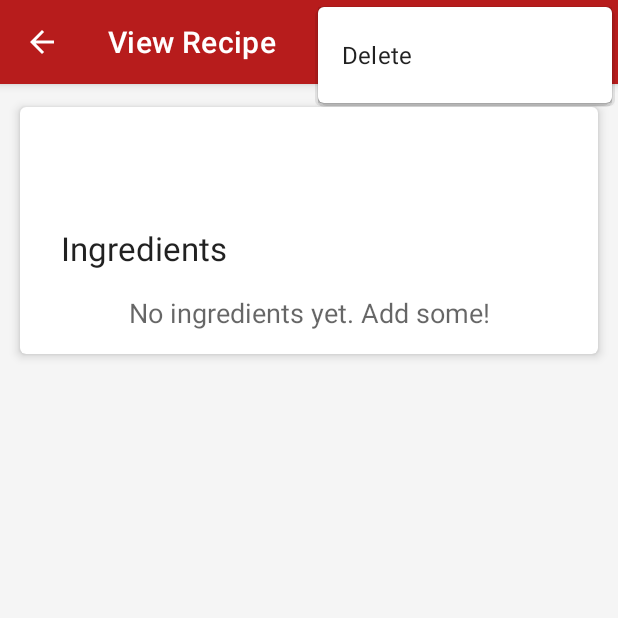
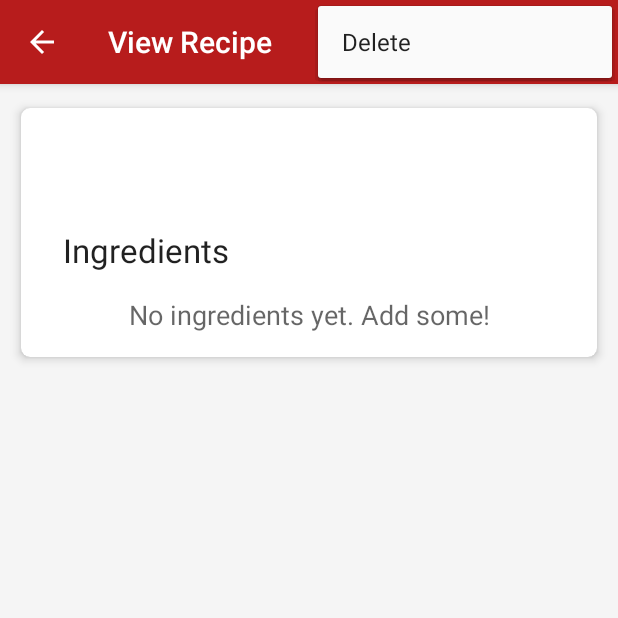
Before and after one commit to f-ale/Baker-s-Recipes, an Android app: the ViewRecipeActivity screen opened directly, with no data from a screen before it, with the options menu open, on a phone screen of 412 x 824 dp, the top half of it. Run offline under Robolectric (Android 15) with nearby library versions, the phone set to English and light mode, and no system bars; our stand-ins replace Room's generated code.

Commit message:
Reverts to AndroidX theme to fix blank view\theme bug

```diff
--- a/app/src/main/res/layout/activity_edit_recipe.xml
+++ b/app/src/main/res/layout/activity_edit_recipe.xml
@@ -12,17 +12,17 @@
         android:layout_height="match_parent"
         android:orientation="vertical">
 
-        <com.google.android.material.card.MaterialCardView
 
+        <androidx.cardview.widget.CardView
             android:layout_width="match_parent"
             android:layout_height="wrap_content"
             android:id="@+id/cv_edit_recipe"
-            style="@style/Widget.MaterialComponents.CardView"
             android:layout_marginStart="8dp"
             android:layout_marginTop="@dimen/mtrl_card_spacing"
             android:layout_marginEnd="8dp"
             card_view:contentPaddingBottom="16dp"
             card_view:cardUseCompatPadding="true"
+            card_view:cardCornerRadius="6dp"
             app:cardElevation="4dp">
 
             <androidx.constraintlayout.widget.ConstraintLayout
@@ -112,7 +112,7 @@
                     app:srcCompat="@drawable/ic_action_pick_image" />
 
             </androidx.constraintlayout.widget.ConstraintLayout>
-        </com.google.android.material.card.MaterialCardView>
+        </androidx.cardview.widget.CardView>
 
 
     </ScrollView>
--- a/app/src/main/res/layout/activity_view_recipe.xml
+++ b/app/src/main/res/layout/activity_view_recipe.xml
@@ -15,15 +15,16 @@
         android:paddingBottom="32dp"
         android:orientation="vertical">
 
-        <com.google.android.material.card.MaterialCardView xmlns:card_view="http://schemas.android.com/apk/res-auto"
+        <androidx.cardview.widget.CardView
+            xmlns:card_view="http://schemas.android.com/apk/res-auto"
             android:id="@+id/cv_ingredients"
-            style="@style/Widget.MaterialComponents.CardView"
             android:layout_width="match_parent"
             android:layout_height="wrap_content"
             android:layout_marginStart="8dp"
             android:layout_marginTop="@dimen/mtrl_card_spacing"
             android:layout_marginEnd="8dp"
             card_view:cardUseCompatPadding="true"
+            card_view:cardCornerRadius="6dp"
             app:cardElevation="4dp"
             card_view:contentPaddingBottom="16dp"
             app:layout_constraintStart_toStartOf="parent"
@@ -78,12 +79,11 @@
 
             </androidx.constraintlayout.widget.ConstraintLayout>
 
-        </com.google.android.material.card.MaterialCardView>
+        </androidx.cardview.widget.CardView>
 
-        <com.google.android.material.card.MaterialCardView
+        <androidx.cardview.widget.CardView
             xmlns:card_view="http://schemas.android.com/apk/res-auto"
             android:id="@+id/cv_make_recipe"
-            style="@style/Widget.MaterialComponents.CardView"
             android:layout_width="match_parent"
             android:layout_height="wrap_content"
             android:layout_marginStart="8dp"
@@ -94,7 +94,8 @@
             app:cardElevation="4dp"
             app:layout_constraintStart_toStartOf="parent"
             app:layout_constraintTop_toTopOf="parent"
-            card_view:layout_constraintEnd_toEndOf="parent">
+            card_view:layout_constraintEnd_toEndOf="parent"
+            card_view:cardCornerRadius="6dp">
 
             <androidx.constraintlayout.widget.ConstraintLayout
                 android:layout_width="match_parent"
@@ -140,7 +141,7 @@
                     app:layout_constraintTop_toTopOf="@+id/total_weight_tv" />
 
             </androidx.constraintlayout.widget.ConstraintLayout>
-        </com.google.android.material.card.MaterialCardView>
+        </androidx.cardview.widget.CardView>
 
     </androidx.appcompat.widget.LinearLayoutCompat>
 </ScrollView>
--- a/app/src/main/res/values/colors.xml
+++ b/app/src/main/res/values/colors.xml
@@ -3,6 +3,7 @@
     <color name="colorPrimary">#b71c1c</color>
     <color name="colorOnPrimary">#ffffff</color>
     <color name="colorSurface">#ffffff</color>
+    <color name="colorOnSurface">#000000</color>
     <color name="colorBackground">#f5f5f5</color>
     <color name="colorPrimaryDark">#7f0000</color>
     <color name="colorAccent">#f05545</color>
--- a/app/src/main/res/values/styles.xml
+++ b/app/src/main/res/values/styles.xml
@@ -1,7 +1,7 @@
 <resources>
 
     <!-- Base application theme. -->
-    <style name="AppTheme" parent="Theme.MaterialComponents.DayNight.DarkActionBar">
+    <style name="AppTheme" parent="Theme.AppCompat.DayNight.DarkActionBar">
         <!-- Customize your theme here. -->
         <item name="colorPrimary">@color/colorPrimary</item>
         <item name="colorPrimaryDark">@color/colorPrimaryDark</item>
@@ -9,6 +9,7 @@
         <item name="colorOnPrimary">@color/colorOnPrimary</item>
         <item name="colorSecondary">@color/colorSecondary</item>
         <item name="colorSurface">@color/colorSurface</item>
+        <item name="colorOnSurface">@color/colorOnSurface</item>
         <item name="android:windowBackground">@color/colorBackground</item>
     </style>
 
```
Also changed, not shown: app/src/main/res/layout/recipe_list_item.xml (+4 -3 lines).
